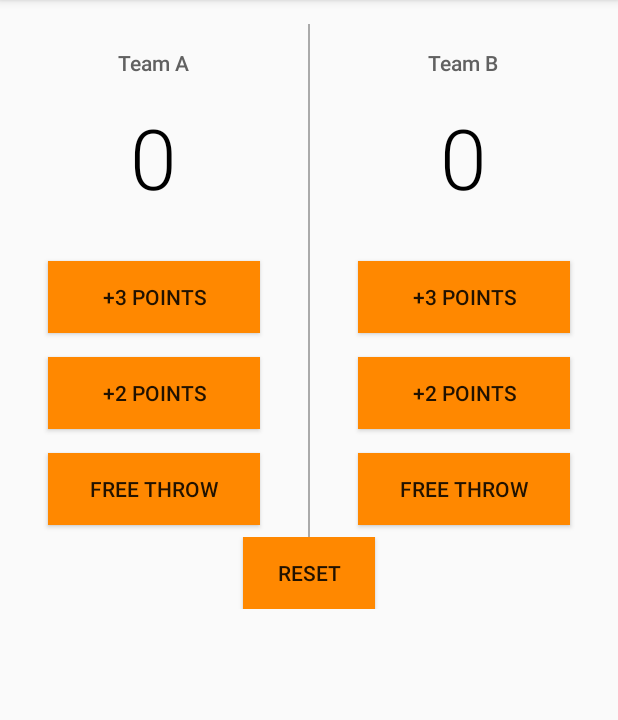
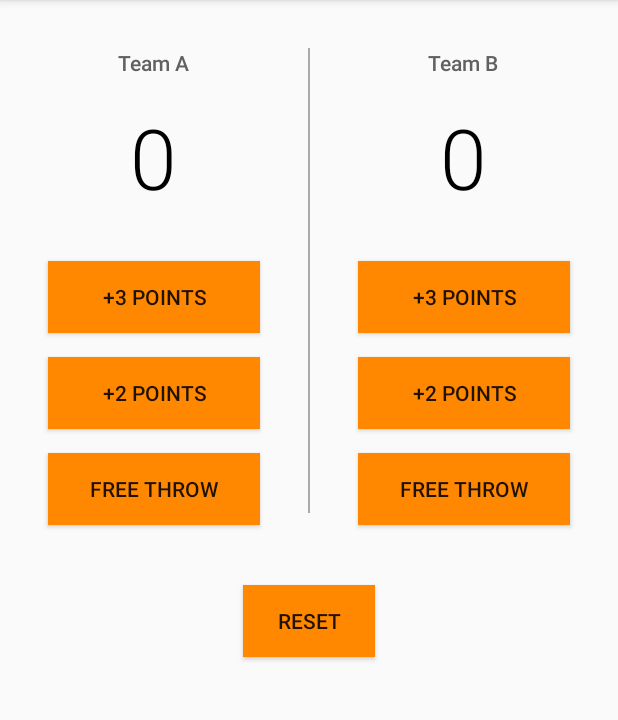
Before and after one commit to dporr/nanodegree_project2, an Android app: the screen it shows after launch (MainActivity), on a phone screen of 412 x 824 dp, the part 84-804 px from its top. Run offline under Robolectric (Android 15) with nearby library versions, the phone set to English and light mode, and no system bars.

Commit message:
Final layout makeup

```diff
--- a/app/src/main/res/layout/activity_main.xml
+++ b/app/src/main/res/layout/activity_main.xml
@@ -6,7 +6,6 @@
     android:paddingLeft="24dp"
     android:paddingRight="24dp"
     android:paddingTop="16dp"
-    android:paddingBottom="32dp"
     android:orientation="vertical"
     tools:context="com.example.android.courtcounter.MainActivity">
     <LinearLayout
@@ -75,7 +74,9 @@
         <View
             android:layout_width="1dp"
             android:layout_height="match_parent"
-            android:background="@android:color/darker_gray" />
+            android:background="@android:color/darker_gray"
+            android:layout_marginTop="16dp"
+            android:layout_marginBottom="16dp"/>
         <LinearLayout
             android:orientation="vertical"
             android:layout_width="0dp"
@@ -136,8 +137,8 @@
     <LinearLayout
         android:orientation="vertical"
         android:layout_width="match_parent"
-        android:layout_height="wrap_content"
-        android:layout_marginBottom="32dp"
+        android:layout_height="match_parent"
+        android:layout_gravity="bottom"
         >
 
         <Button
@@ -148,6 +149,7 @@
             android:layout_width="wrap_content"
             android:layout_height="wrap_content"
             android:layout_gravity="center_horizontal"
+            android:layout_margin="32dp"
             />
 
     </LinearLayout>
```
